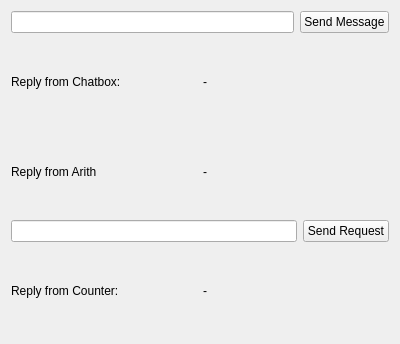
First picture: the form in src/message_ui/resource/MessageGUI.ui, repository leonardompp/ROS-Familiarization-MRSD, before the edit.
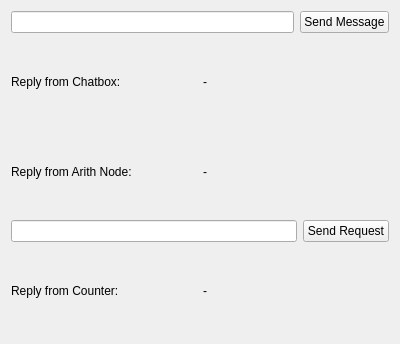
Second picture: the form after the edit.

Diff of the .ui file:
```diff
--- a/src/message_ui/resource/MessageGUI.ui
+++ b/src/message_ui/resource/MessageGUI.ui
@@ -58,7 +58,7 @@
      <item>
       <widget class="QLabel" name="arith_label">
        <property name="text">
-        <string>Reply from Arith</string>
+        <string>Reply from Arith Node:</string>
        </property>
       </widget>
      </item>
```
